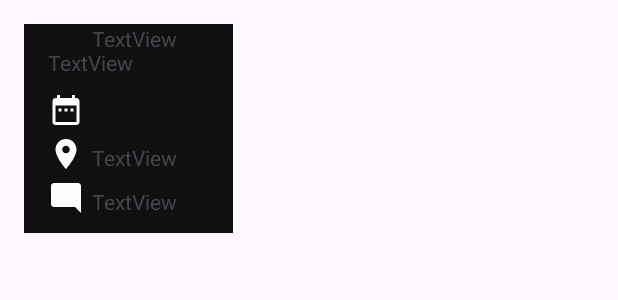
After one commit to alaixgg/FilmCast, an Android app: the layout item_proyecto.xml on its own in the app's theme, with its tools: preview values and no code run, on a phone screen of 412 x 824 dp. The commit adds this screen. Shown: the top 300 px of the screen. Run offline under Robolectric (Android 15) with nearby library versions, the phone set to English and light mode, and no system bars.

Commit message:
acomode las recyclerviews en su propio directorio, hice el request para perfil, proyecto, ajuste el menu para que funcione como view horizontal

```diff
--- a/Aplicaciones de Moviles/app/app/build.gradle.kts
+++ b/Aplicaciones de Moviles/app/app/build.gradle.kts
@@ -45,6 +45,7 @@ android {
 
 }
 
+
 dependencies {
 
     implementation(libs.androidx.core.ktx)
@@ -63,6 +64,8 @@ dependencies {
     implementation("com.google.firebase:firebase-auth")
     implementation("com.google.firebase:firebase-firestore-ktx")
     implementation("com.squareup.okhttp3:okhttp:4.11.0")
+    implementation("androidx.room:room-runtime")
+    implementation("androidx.room:room-ktx:")
     androidTestImplementation(libs.androidx.junit)
     androidTestImplementation(libs.androidx.espresso.core)
 }
--- a/Aplicaciones de Moviles/app/app/src/main/AndroidManifest.xml
+++ b/Aplicaciones de Moviles/app/app/src/main/AndroidManifest.xml
@@ -27,7 +27,7 @@
             android:exported="false"
             android:theme="@style/Base.Theme.FilmCast"/>
         <activity
-            android:name=".BuscarActivity"
+            android:name=".ActivityBuscar"
             android:exported="false"
             android:theme="@style/Base.Theme.FilmCast"/>
         <activity
--- a/Aplicaciones de Moviles/app/app/src/main/java/com/example/filmcast/GuardarActivity.kt
+++ b/Aplicaciones de Moviles/app/app/src/main/java/com/example/filmcast/GuardadosActivity.kt
@@ -6,13 +6,14 @@ import androidx.appcompat.app.AppCompatActivity
 import androidx.recyclerview.widget.LinearLayoutManager
 import androidx.recyclerview.widget.RecyclerView
 import com.example.filmcast.adapter.PerfilAdapter
+import com.example.filmcast.recycler.PerfilProvider
 
-class GuardarActivity : AppCompatActivity() {
+class GuardadosActivity : AppCompatActivity() {
 
     override fun onCreate(savedInstanceState: Bundle?) {
         super.onCreate(savedInstanceState)
         enableEdgeToEdge()
-        setContentView(R.layout.activity_guardados)
+        setContentView(R.layout.activity_actores_lista)
         initRecyclerView()
     }
 
--- a/Aplicaciones de Moviles/app/app/src/main/java/com/example/filmcast/LoginActivity.kt
+++ b/Aplicaciones de Moviles/app/app/src/main/java/com/example/filmcast/LoginActivity.kt
@@ -10,8 +10,6 @@ import android.widget.ImageView
 import android.widget.Toast
 import androidx.activity.enableEdgeToEdge
 import androidx.appcompat.app.AppCompatActivity
-import com.google.firebase.FirebaseApp
-import com.google.firebase.auth.FirebaseAuth
 import okhttp3.Call
 import okhttp3.Callback
 import okhttp3.MediaType.Companion.toMediaType
@@ -19,7 +17,6 @@ import okhttp3.OkHttpClient
 import okhttp3.Request
 import okhttp3.RequestBody.Companion.toRequestBody
 import okhttp3.Response
-import okhttp3.ResponseBody.Companion.toResponseBody
 import okio.IOException
 import org.json.JSONObject
 
@@ -27,14 +24,11 @@ class LoginActivity : AppCompatActivity() {
     @SuppressLint("MissingInflatedId")
 
     private var passwordVisible = false
-    private lateinit var auth: FirebaseAuth
 
     override fun onCreate(savedInstanceState: Bundle?) {
         super.onCreate(savedInstanceState)
         enableEdgeToEdge()
         setContentView(R.layout.activity_login)
-        FirebaseApp.initializeApp(this)
-        auth = FirebaseAuth.getInstance()
 
         val username = findViewById<EditText>(R.id.et_username)
         val password = findViewById<EditText>(R.id.et_password)
--- a/Aplicaciones de Moviles/app/app/src/main/java/com/example/filmcast/RegistroActivity.kt
+++ b/Aplicaciones de Moviles/app/app/src/main/java/com/example/filmcast/RegistroActivity.kt
@@ -2,22 +2,18 @@ package com.example.filmcast
 
 import android.annotation.SuppressLint
 import android.content.Intent
-import android.media.Image
 import android.os.Bundle
-import android.renderscript.ScriptGroup.Input
 import android.text.InputType
 import android.widget.Button
 import android.widget.EditText
 import android.widget.ImageView
 import android.widget.Toast
 import androidx.appcompat.app.AppCompatActivity
-import com.google.android.gms.tasks.Task
 import com.google.firebase.auth.FirebaseAuth
 import com.google.firebase.firestore.FirebaseFirestore
 import org.json.JSONObject
 import okhttp3.*
 import okhttp3.MediaType.Companion.toMediaType
-import okhttp3.MediaType.Companion.toMediaTypeOrNull
 import okhttp3.RequestBody.Companion.toRequestBody
 import okio.IOException
 
@@ -78,7 +74,7 @@ class RegistroActivity : AppCompatActivity() {
     }
 
     private fun registrarUsuario(usernameText: String, emailText: String, passwordText: String) {
-        val url = "sitiodelservidor.com"
+        val url = "https://model.cuspide.club/nearest-records"
 
         //crear json con los datos de usuario
         val json =  JSONObject()
--- a/Aplicaciones de Moviles/app/app/src/main/java/com/example/filmcast/adapter/PerfilViewHolder.kt
+++ b/Aplicaciones de Moviles/app/app/src/main/java/com/example/filmcast/adapter/PerfilViewHolder.kt
@@ -4,7 +4,7 @@ import android.view.View
 import android.widget.ImageView
 import android.widget.TextView
 import androidx.recyclerview.widget.RecyclerView
-import com.example.filmcast.Perfil
+import com.example.filmcast.recycler.Perfil
 import com.example.filmcast.R
 
 class PerfilViewHolder(view: View): RecyclerView.ViewHolder(view) {
--- a/Aplicaciones de Moviles/app/app/src/main/java/com/example/filmcast/Perfil.kt
+++ b/Aplicaciones de Moviles/app/app/src/main/java/com/example/filmcast/recycler/Perfil.kt
@@ -1,4 +1,4 @@
-package com.example.filmcast
+package com.example.filmcast.recycler
 
 data class Perfil (val nombre:String,
                    val genero:String,
--- /dev/null
+++ b/Aplicaciones de Moviles/app/app/src/main/res/layout/item_proyecto.xml
@@ -0,0 +1,93 @@
+<?xml version="1.0" encoding="utf-8"?>
+<androidx.constraintlayout.widget.ConstraintLayout xmlns:android="http://schemas.android.com/apk/res/android"
+    xmlns:tools="http://schemas.android.com/tools"
+    android:layout_width="match_parent"
+    android:layout_height="match_parent"
+    xmlns:app="http://schemas.android.com/apk/res-auto">
+
+    <androidx.constraintlayout.widget.ConstraintLayout
+        android:layout_width="139dp"
+        android:layout_height="139dp"
+        android:layout_marginStart="16dp"
+        android:layout_marginTop="16dp"
+        android:background="@color/black_claroxd"
+        app:layout_constraintStart_toStartOf="parent"
+        app:layout_constraintTop_toTopOf="parent"
+        tools:ignore="MissingConstraints,TextSizeCheck,TextSizeCheck">
+
+        <ImageView
+            android:id="@+id/iv_mensaje"
+            android:layout_width="wrap_content"
+            android:layout_height="wrap_content"
+            android:layout_marginStart="16dp"
+            android:layout_marginTop="5dp"
+            android:layout_weight="1"
+            app:layout_constraintStart_toStartOf="parent"
+            app:layout_constraintTop_toBottomOf="@+id/iv_ubicacion"
+            app:srcCompat="@drawable/mensaje" />
+
+        <TextView
+            android:id="@+id/tv_titulo_proyecto"
+            android:layout_width="wrap_content"
+            android:layout_height="wrap_content"
+            android:layout_marginStart="16dp"
+            android:layout_marginTop="16dp"
+            android:layout_weight="1"
+            android:text="TextView"
+            app:layout_constraintStart_toStartOf="parent"
+            app:layout_constraintTop_toTopOf="parent" />
+
+        <ImageView
+            android:id="@+id/iv_ubicacion"
+            android:layout_width="wrap_content"
+            android:layout_height="wrap_content"
+            android:layout_marginStart="16dp"
+            android:layout_marginTop="5dp"
+            android:layout_weight="1"
+            app:layout_constraintStart_toStartOf="parent"
+            app:layout_constraintTop_toBottomOf="@+id/im_calendario"
+            app:srcCompat="@drawable/locacion" />
+
+        <ImageView
+            android:id="@+id/im_calendario"
+            android:layout_width="wrap_content"
+            android:layout_height="wrap_content"
+            android:layout_marginStart="16dp"
+            android:layout_marginTop="10dp"
+            android:layout_weight="1"
+            app:layout_constraintStart_toStartOf="parent"
+            app:layout_constraintTop_toBottomOf="@+id/tv_titulo_proyecto"
+            app:srcCompat="@drawable/baseline_date_range_24" />
+
+        <TextView
+            android:id="@+id/tv_fecha"
+            android:layout_width="wrap_content"
+            android:layout_height="wrap_content"
+            android:layout_marginStart="5dp"
+            android:text="TextView"
+            app:layout_constraintStart_toEndOf="@+id/im_calendario"
+            tools:layout_editor_absoluteY="50dp" />
+
+        <TextView
+            android:id="@+id/tv_ubicacion"
+            android:layout_width="wrap_content"
+            android:layout_height="wrap_content"
+            android:layout_marginStart="5dp"
+            android:layout_marginTop="10dp"
+            android:text="TextView"
+            app:layout_constraintStart_toEndOf="@+id/iv_ubicacion"
+            app:layout_constraintTop_toBottomOf="@+id/im_calendario" />
+
+        <TextView
+            android:id="@+id/tv_mensaje"
+            android:layout_width="wrap_content"
+            android:layout_height="wrap_content"
+            android:layout_marginStart="5dp"
+            android:layout_marginTop="10dp"
+            android:text="TextView"
+            app:layout_constraintStart_toEndOf="@+id/iv_mensaje"
+            app:layout_constraintTop_toBottomOf="@+id/iv_ubicacion" />
+
+    </androidx.constraintlayout.widget.ConstraintLayout>
+
+</androidx.constraintlayout.widget.ConstraintLayout>
```
Also changed, not shown: Aplicaciones de Moviles/app/app/src/main/java/com/example/filmcast/ActivityBuscar.kt (added, +14 -0 lines), Aplicaciones de Moviles/app/app/src/main/java/com/example/filmcast/BuscarActivity.kt (deleted, +0 -14 lines), Aplicaciones de Moviles/app/app/src/main/java/com/example/filmcast/MenuActivity.kt (+22 -3 lines), Aplicaciones de Moviles/app/app/src/main/java/com/example/filmcast/PerfilProvider.kt (deleted, +0 -15 lines), Aplicaciones de Moviles/app/app/src/main/java/com/example/filmcast/adapter/PerfilAdapter.kt (+4 -5 lines), Aplicaciones de Moviles/app/app/src/main/java/com/example/filmcast/adapter/ProyectoAdapter.kt (added, +23 -0 lines), Aplicaciones de Moviles/app/app/src/main/java/com/example/filmcast/adapter/ProyectoViewHolder.kt (added, +22 -0 lines), Aplicaciones de Moviles/app/app/src/main/java/com/example/filmcast/recycler/PerfilProvider.kt (added, +55 -0 lines), Aplicaciones de Moviles/app/app/src/main/java/com/example/filmcast/recycler/Proyecto.kt (added, +8 -0 lines), Aplicaciones de Moviles/app/app/src/main/java/com/example/filmcast/recycler/ProyectoProvider.kt (added, +54 -0 lines), Aplicaciones de Moviles/app/app/src/main/res/layout/activity_menu.xml (+11 -39 lines), Aplicaciones de Moviles/app/app/src/main/res/layout/item_perfil.xml (+7 -6 lines).
